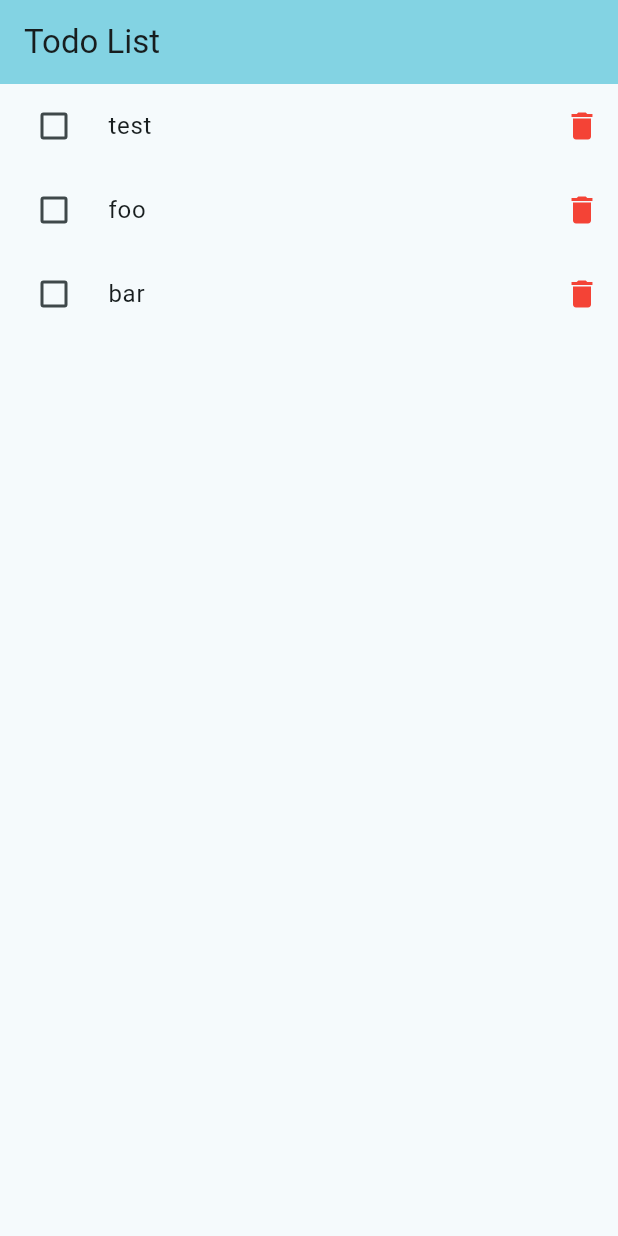
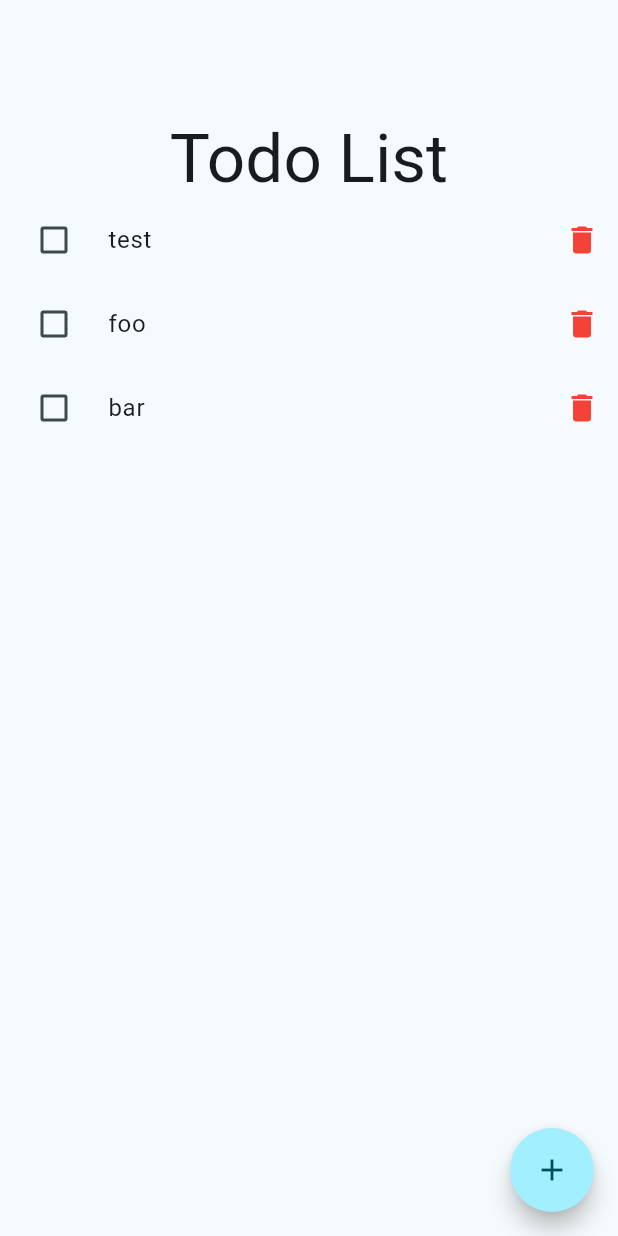
Before and after one commit to lxkedinh/flutter_bootstrap, a Flutter app: the screen it shows after launch, after a tap on the "delete" icon, on a phone screen of 412 x 824 dp. Run offline on Flutter 3.47's test engine with Material 3 defaults, Android fonts, the phone set to English and light mode, and no system bars.

Commit message:
feat: add todo functionality, provider state management

```diff
--- a/lib/main.dart
+++ b/lib/main.dart
@@ -1,8 +1,15 @@
 import 'package:flutter/material.dart';
-import 'package:flutter_bootstrap/todo_list_page.dart';
+import 'package:flutter_bootstrap/todo_list/todo_list_model.dart';
+import 'package:flutter_bootstrap/todo_list/todo_list_screen.dart';
+import 'package:provider/provider.dart';
 
 void main() {
-  runApp(const MyApp());
+  runApp(
+    ChangeNotifierProvider(
+      create: (context) => TodoListModel(),
+      child: const MyApp(),
+    ),
+  );
 }
 
 class MyApp extends StatelessWidget {
@@ -32,7 +39,7 @@ class MyApp extends StatelessWidget {
         colorScheme: ColorScheme.fromSeed(seedColor: Colors.cyan),
         useMaterial3: true,
       ),
-      home: const TodoListPage(),
+      home: const TodoListScreen(),
     );
   }
 }
--- /dev/null
+++ b/lib/todo_list/todo_list_item.dart
@@ -0,0 +1,49 @@
+import 'package:flutter/material.dart';
+import 'package:flutter_bootstrap/todo_list/todo_list_model.dart';
+import 'package:provider/provider.dart';
+
+class TodoListItem extends StatefulWidget {
+  final String title;
+
+  const TodoListItem({super.key, required this.title});
+
+  @override
+  State<StatefulWidget> createState() => _TodoListItemState();
+}
+
+class _TodoListItemState extends State<TodoListItem> {
+  bool _completed = false;
+
+  @override
+  Widget build(BuildContext context) {
+    return Row(
+      children: <Widget>[
+        Expanded(
+          child: CheckboxListTile(
+            value: _completed,
+            title: Text(
+              widget.title,
+              style: _completed
+                  ? const TextStyle(
+                      decoration: TextDecoration.lineThrough,
+                      color: Colors.black45,
+                      decorationColor: Colors.black45)
+                  : const TextStyle(decoration: TextDecoration.none),
+            ),
+            onChanged: (bool? value) {
+              setState(() => _completed = value!);
+            },
+            controlAffinity: ListTileControlAffinity.leading,
+          ),
+        ),
+        IconButton(
+            onPressed: () => Provider.of<TodoListModel>(context, listen: false)
+                .delete(widget.title),
+            icon: const Icon(
+              Icons.delete,
+              color: Colors.red,
+            ))
+      ],
+    );
+  }
+}
--- /dev/null
+++ b/lib/todo_list/todo_list_model.dart
@@ -0,0 +1,19 @@
+import 'dart:collection';
+
+import 'package:flutter/foundation.dart';
+
+class TodoListModel extends ChangeNotifier {
+  final List<String> _todos = List.from(<String>["asdf", "test", "foo", "bar"]);
+
+  UnmodifiableListView<String> get todos => UnmodifiableListView(_todos);
+
+  void add(String todo) {
+    _todos.add(todo);
+    notifyListeners();
+  }
+
+  void delete(String todo) {
+    _todos.remove(todo);
+    notifyListeners();
+  }
+}
--- /dev/null
+++ b/lib/todo_list/todo_list_screen.dart
@@ -0,0 +1,39 @@
+import 'package:flutter/material.dart';
+import 'package:flutter_bootstrap/todo_list/todo_list_widget.dart';
+
+import 'add_todo_screen.dart';
+
+class TodoListScreen extends StatefulWidget {
+  const TodoListScreen({super.key});
+
+  @override
+  State<StatefulWidget> createState() => _TodoListScreenState();
+}
+
+class _TodoListScreenState extends State<TodoListScreen> {
+  @override
+  Widget build(BuildContext context) {
+    return Scaffold(
+      body: Column(
+        mainAxisAlignment: MainAxisAlignment.spaceEvenly,
+        crossAxisAlignment: CrossAxisAlignment.center,
+        children: [
+          Container(
+              margin: const EdgeInsets.only(top: 80.0),
+              child: Text("Todo List",
+                  style: Theme.of(context).textTheme.displayMedium)),
+          Expanded(child: TodoListWidget()),
+        ],
+      ),
+      floatingActionButton: FloatingActionButton(
+        onPressed: () => Navigator.of(context).push(
+          MaterialPageRoute(
+            builder: (context) => const AddTodoScreen(),
+          ),
+        ),
+        shape: const CircleBorder(),
+        child: const Icon(Icons.add),
+      ),
+    );
+  }
+}
--- /dev/null
+++ b/lib/todo_list/todo_list_widget.dart
@@ -0,0 +1,17 @@
+import 'package:flutter/cupertino.dart';
+import 'package:flutter_bootstrap/todo_list/todo_list_item.dart';
+import 'package:flutter_bootstrap/todo_list/todo_list_model.dart';
+import 'package:provider/provider.dart';
+
+class TodoListWidget extends StatelessWidget {
+  @override
+  Widget build(BuildContext context) {
+    return Consumer<TodoListModel>(builder: (context, todoList, child) {
+      return ListView.builder(
+        itemCount: todoList.todos.length,
+        itemBuilder: (context, index) =>
+            TodoListItem(title: todoList.todos[index]),
+      );
+    });
+  }
+}
--- a/lib/todo_list_item.dart
+++ /dev/null
@@ -1,43 +0,0 @@
-import 'package:flutter/material.dart';
-
-class TodoListItem extends StatefulWidget {
-  final String title;
-  final Function(String) onDelete;
-
-  const TodoListItem({super.key, required this.title, required this.onDelete});
-
-  @override
-  State<StatefulWidget> createState() => _TodoListItemState();
-}
-
-class _TodoListItemState extends State<TodoListItem> {
-  bool _completed = false;
-
-  @override
-  Widget build(BuildContext context) {
-
-    return Row(
-      children: <Widget>[
-        Expanded(child: CheckboxListTile(
-            value: _completed,
-            title: Text(
-              widget.title,
-              style: _completed ?
-              const TextStyle(decoration: TextDecoration.lineThrough, color: Colors.black45, decorationColor: Colors.black45) :
-              const TextStyle(decoration: TextDecoration.none),
-            ),
-            onChanged: (bool? value) {
-              setState(() => _completed = value!);
-            },
-            controlAffinity: ListTileControlAffinity.leading,
-          ),
-        ),
-        IconButton(
-            onPressed: () => widget.onDelete(widget.title),
-            icon: const Icon(Icons.delete, color: Colors.red,)
-        )
-      ],
-    );
-  }
-
-}
--- a/lib/todo_list_page.dart
+++ /dev/null
@@ -1,41 +0,0 @@
-import 'package:flutter/material.dart';
-import 'package:flutter_bootstrap/todo_list_item.dart';
-
-class TodoListPage extends StatefulWidget {
-  const TodoListPage({super.key});
-
-  @override
-  State<StatefulWidget> createState() => _TodoListPageState();
-}
-
-class _TodoListPageState extends State<TodoListPage> {
-  final List<String> todos = List.from(<String>["asdf", "test", "foo", "bar"]);
-
-  void deleteTodo(String title) {
-    setState(() => todos.remove(title));
-  }
-
-
-  @override
-  Widget build(BuildContext context) {
-    return Scaffold(
-      appBar: AppBar(
-        // TRY THIS: Try changing the color here to a specific color (to
-        // Colors.amber, perhaps?) and trigger a hot reload to see the AppBar
-        // change color while the other colors stay the same.
-        backgroundColor: Theme.of(context).colorScheme.inversePrimary,
-        // Here we take the value from the MyHomePage object that was created by
-        // the App.build method, and use it to set our appbar title.
-        title: const Text("Todo List"),
-      ),
-      body: Center(
-        // Center is a layout widget. It takes a single child and positions it
-        // in the middle of the parent.
-        child: ListView.builder(
-          itemCount: todos.length,
-          itemBuilder: (context, index) => TodoListItem(title: todos[index], onDelete: deleteTodo),
-        )
-      ),
-    );
-  }
-}
--- a/pubspec.yaml
+++ b/pubspec.yaml
@@ -36,6 +36,7 @@ dependencies:
   # Use with the CupertinoIcons class for iOS style icons.
   cupertino_icons: ^1.0.8
   logging: ^1.2.0
+  provider: ^6.1.2
 
 dev_dependencies:
   flutter_test:
```
Also changed, not shown: lib/todo_list/add_todo_screen.dart (added, +54 -0 lines), pubspec.lock.
